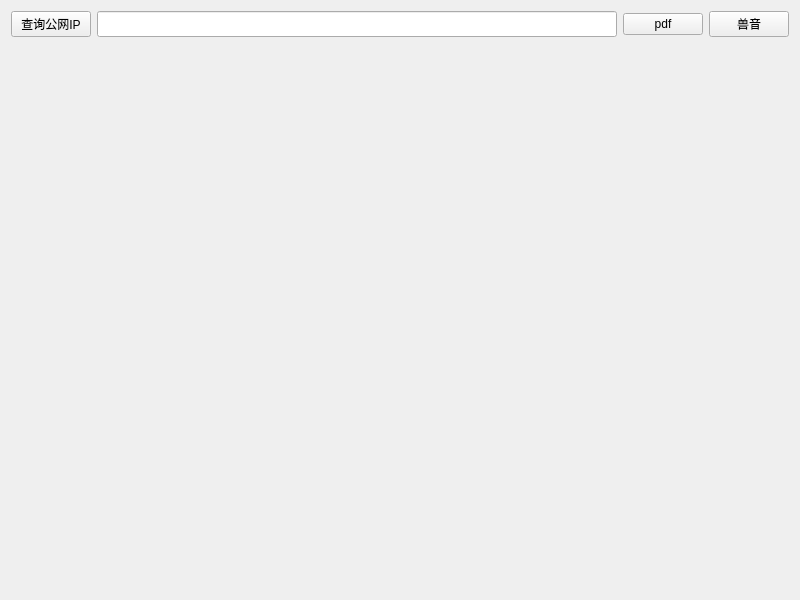
Above: nettunnel/OtherTools/widget.ui from wenlang-init/QTtest before the change. Below: the same form after it.
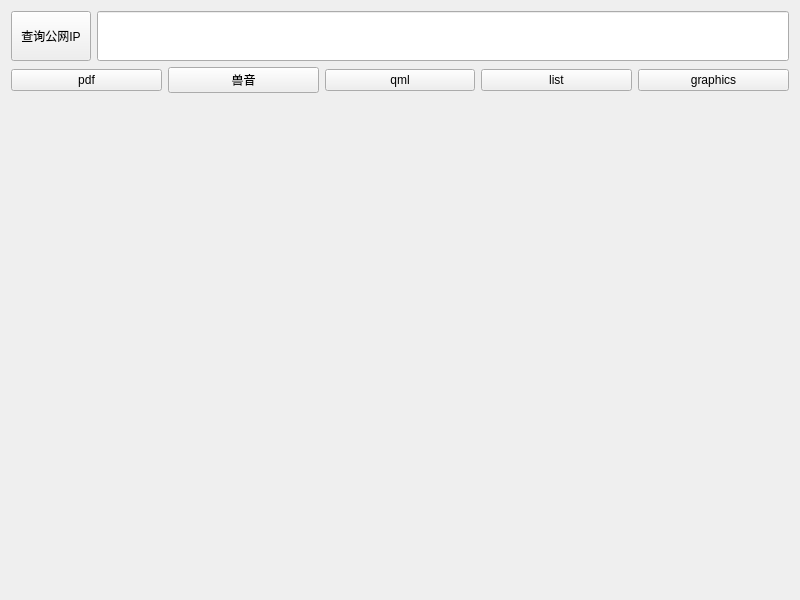
That is the form after the change.

What changed in the file:
```diff
--- a/nettunnel/OtherTools/widget.ui
+++ b/nettunnel/OtherTools/widget.ui
@@ -48,6 +48,10 @@
        </property>
       </widget>
      </item>
+    </layout>
+   </item>
+   <item>
+    <layout class="QHBoxLayout" name="horizontalLayout_2">
      <item>
       <widget class="QPushButton" name="pushButton_2">
        <property name="text">
@@ -62,6 +66,27 @@
        </property>
       </widget>
      </item>
+     <item>
+      <widget class="QPushButton" name="pushButtonqml">
+       <property name="text">
+        <string>qml</string>
+       </property>
+      </widget>
+     </item>
+     <item>
+      <widget class="QPushButton" name="pushButtonqmllist">
+       <property name="text">
+        <string>list</string>
+       </property>
+      </widget>
+     </item>
+     <item>
+      <widget class="QPushButton" name="pushButtongraphics">
+       <property name="text">
+        <string>graphics</string>
+       </property>
+      </widget>
+     </item>
     </layout>
    </item>
    <item>
```
